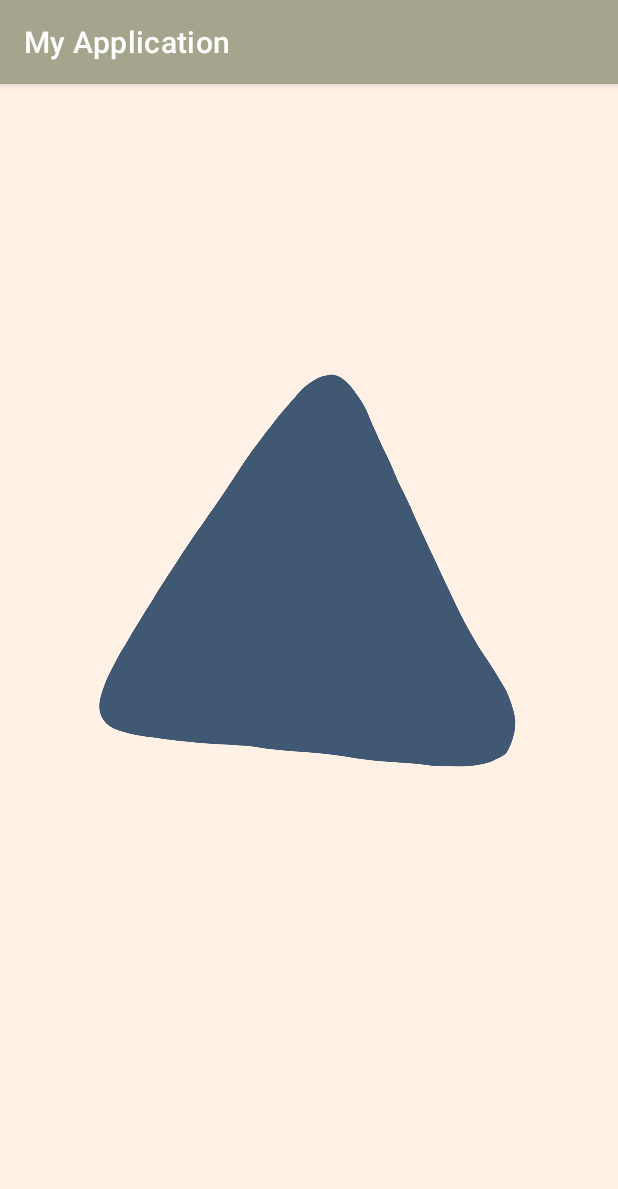
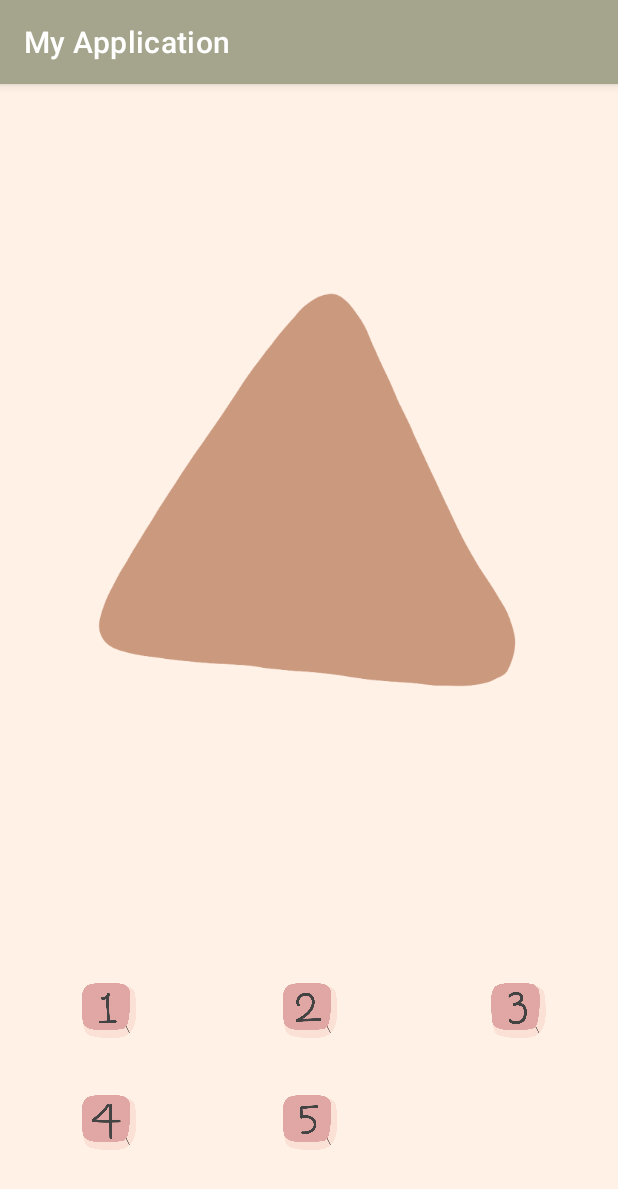
Before and after one commit to MadCampBreakAll/camp-2-frontend, an Android app: the screen it shows after launch (CharacterInit before the commit, CharacterInitActivity after it), after a tap on an icon or button, on a phone screen of 412 x 824 dp. Shown: the top 1189 px of the screen. Run offline under Robolectric (Android 15) with nearby library versions, the phone set to English and light mode, and no system bars.

Commit message:
Add character init page

```diff
--- a/app/src/main/AndroidManifest.xml
+++ b/app/src/main/AndroidManifest.xml
@@ -10,7 +10,7 @@
         android:supportsRtl="true"
         android:theme="@style/Theme.MyApplication">
         <activity
-            android:name=".CharacterInit"
+            android:name=".CharacterInitActivity"
             android:exported="false" />
         <activity
             android:name=".MainActivity"
--- a/app/src/main/java/com/example/myapplication/CharacterBodySelect.kt
+++ /dev/null
@@ -1,59 +0,0 @@
-package com.example.myapplication
-
-import android.os.Bundle
-import androidx.fragment.app.Fragment
-import android.view.LayoutInflater
-import android.view.View
-import android.view.ViewGroup
-
-// TODO: Rename parameter arguments, choose names that match
-// the fragment initialization parameters, e.g. ARG_ITEM_NUMBER
-private const val ARG_PARAM1 = "param1"
-private const val ARG_PARAM2 = "param2"
-
-/**
- * A simple [Fragment] subclass.
- * Use the [CharacterBodySelect.newInstance] factory method to
- * create an instance of this fragment.
- */
-class CharacterBodySelect : Fragment() {
-    // TODO: Rename and change types of parameters
-    private var param1: String? = null
-    private var param2: String? = null
-
-    override fun onCreate(savedInstanceState: Bundle?) {
-        super.onCreate(savedInstanceState)
-        arguments?.let {
-            param1 = it.getString(ARG_PARAM1)
-            param2 = it.getString(ARG_PARAM2)
-        }
-    }
-
-    override fun onCreateView(
-        inflater: LayoutInflater, container: ViewGroup?,
-        savedInstanceState: Bundle?
-    ): View? {
-        // Inflate the layout for this fragment
-        return inflater.inflate(R.layout.fragment_character_body_select, container, false)
-    }
-
-    companion object {
-        /**
-         * Use this factory method to create a new instance of
-         * this fragment using the provided parameters.
-         *
-         * @param param1 Parameter 1.
-         * @param param2 Parameter 2.
-         * @return A new instance of fragment CharacterBodySelect.
-         */
-        // TODO: Rename and change types and number of parameters
-        @JvmStatic
-        fun newInstance(param1: String, param2: String) =
-            CharacterBodySelect().apply {
-                arguments = Bundle().apply {
-                    putString(ARG_PARAM1, param1)
-                    putString(ARG_PARAM2, param2)
-                }
-            }
-    }
-}
--- /dev/null
+++ b/app/src/main/java/com/example/myapplication/CharacterBodySelectFragment.kt
@@ -0,0 +1,28 @@
+package com.example.myapplication
+
+import android.os.Bundle
+import androidx.fragment.app.Fragment
+import android.view.LayoutInflater
+import android.view.View
+import android.view.ViewGroup
+import com.example.myapplication.databinding.FragmentCharacterBodySelectBinding
+
+class CharacterBodySelectFragment : Fragment() {
+    private var _binding:FragmentCharacterBodySelectBinding? = null
+    private val binding get() = _binding!!
+
+    override fun onCreate(savedInstanceState: Bundle?) {
+        super.onCreate(savedInstanceState)
+    }
+
+    override fun onCreateView(
+        inflater: LayoutInflater, container: ViewGroup?,
+        savedInstanceState: Bundle?
+    ): View? {
+        // Inflate the layout for this fragment
+        _binding = FragmentCharacterBodySelectBinding.inflate(inflater, container, false)
+        return binding.root
+    }
+
+
+}
--- a/app/src/main/java/com/example/myapplication/CharacterInit.kt
+++ /dev/null
@@ -1,33 +0,0 @@
-package com.example.myapplication
-
-
-import com.example.myapplication.databinding.ActivityMainBinding
-import android.annotation.SuppressLint
-import android.app.DatePickerDialog
-import android.content.Intent
-import android.content.res.ColorStateList
-import android.os.Bundle
-import android.view.animation.AnimationUtils
-import android.widget.DatePicker
-import android.widget.ImageButton
-import android.widget.ImageView
-import androidx.appcompat.app.AppCompatActivity
-import android.widget.Toast
-import androidx.core.content.ContextCompat
-import androidx.fragment.app.Fragment
-import com.example.myapplication.databinding.ActivityCharacterInitBinding
-import com.google.android.material.floatingactionbutton.FloatingActionButton
-import java.util.*
-
-
-class CharacterInit : AppCompatActivity() {
-    private var _binding: ActivityCharacterInitBinding? = null
-    private val binding get() = _binding!!
-
-    override fun onCreate(savedInstanceState: Bundle?) {
-        super.onCreate(savedInstanceState)
-        _binding = ActivityCharacterInitBinding.inflate(layoutInflater)
-        setContentView(binding.root)
-        binding.body.setColorFilter(R.color.dark_brown)
-    }
-}
--- /dev/null
+++ b/app/src/main/java/com/example/myapplication/CharacterInitActivity.kt
@@ -0,0 +1,26 @@
+package com.example.myapplication
+
+
+import android.os.Bundle
+import androidx.appcompat.app.AppCompatActivity
+import com.example.myapplication.databinding.ActivityCharacterInitBinding
+import java.util.*
+
+
+class CharacterInitActivity : AppCompatActivity() {
+    private var _binding: ActivityCharacterInitBinding? = null
+    private val binding get() = _binding!!
+    private val bodyselectfragment by lazy {CharacterBodySelectFragment()}
+
+    override fun onCreate(savedInstanceState: Bundle?) {
+        super.onCreate(savedInstanceState)
+        _binding = ActivityCharacterInitBinding.inflate(layoutInflater)
+        setContentView(binding.root)
+        binding.userCharacterInit.body.setColorFilter(resources.getColor(R.color.dark_brown))
+//        binding.userCharacterInit.body.setImageResource(R.drawable.five_btn_nonclick)
+        supportFragmentManager.beginTransaction()
+            .replace(R.id.selecting_fragment, bodyselectfragment)
+            .commit()
+
+    }
+}
--- a/app/src/main/java/com/example/myapplication/MainActivity.kt
+++ b/app/src/main/java/com/example/myapplication/MainActivity.kt
@@ -3,8 +3,6 @@ package com.example.myapplication
 import android.content.Intent
 import androidx.appcompat.app.AppCompatActivity
 import android.os.Bundle
-import android.view.View
-import com.example.myapplication.databinding.ActivityCharacterInitBinding
 import com.example.myapplication.databinding.ActivityMainBinding
 
 class MainActivity : AppCompatActivity() {
@@ -16,7 +14,7 @@ class MainActivity : AppCompatActivity() {
         setContentView(binding.root)
 
         binding.diaryAddBtn.setOnClickListener {
-            val intent = Intent(this, CharacterInit::class.java)
+            val intent = Intent(this, CharacterInitActivity::class.java)
             startActivity(intent)
         }
     }
--- a/app/src/main/res/layout/activity_character_init.xml
+++ b/app/src/main/res/layout/activity_character_init.xml
@@ -5,19 +5,25 @@
     android:layout_width="match_parent"
     android:layout_height="match_parent"
     android:background="@color/oatmeal"
-    tools:context=".CharacterInit">
+    tools:context=".CharacterInitActivity">
 
-    <ImageView
-        android:id="@+id/body"
+    <FrameLayout
+        android:id="@+id/user_character_frame"
         android:layout_width="match_parent"
         android:layout_height="0dp"
-        app:layout_constraintHeight_percent="0.6"
-        app:layout_constraintTop_toTopOf="parent"
+        app:layout_constraintHeight_percent="0.7">
+        <include
+            android:id="@+id/user_character_init"
+            layout="@layout/user_character"/>
+    </FrameLayout>
+    <androidx.constraintlayout.widget.ConstraintLayout
+        android:id="@+id/selecting_fragment"
+        android:layout_width="0dp"
+        android:layout_height="0dp"
+        app:layout_constraintTop_toBottomOf="@id/user_character_frame"
         app:layout_constraintBottom_toBottomOf="parent"
         app:layout_constraintLeft_toLeftOf="parent"
-        app:layout_constraintRight_toRightOf="parent"
-        app:layout_constraintVertical_bias="0.3"
-        android:src="@drawable/background_triangle" />
+        app:layout_constraintRight_toRightOf="parent"/>
 
 
 </androidx.constraintlayout.widget.ConstraintLayout>
--- a/app/src/main/res/layout/activity_main.xml
+++ b/app/src/main/res/layout/activity_main.xml
@@ -4,13 +4,14 @@
     xmlns:tools="http://schemas.android.com/tools"
     android:layout_width="match_parent"
     android:layout_height="match_parent"
-    tools:context=".Home">
+    tools:context=".MainActivity">
     <androidx.constraintlayout.widget.ConstraintLayout
         android:layout_width="match_parent"
         android:layout_height="match_parent"
         android:background="@color/oatmeal">
 
         <androidx.recyclerview.widget.RecyclerView
+            android:id="@+id/diaryList"
             android:layout_width="match_parent"
             android:layout_height="0dp"
             app:layout_constraintTop_toTopOf="parent"
@@ -33,6 +34,7 @@
             app:layout_constraintRight_toRightOf="parent"
             app:layout_constraintVertical_bias="0.95"
             android:src="@drawable/add"/>
+
     </androidx.constraintlayout.widget.ConstraintLayout>
 
 </androidx.constraintlayout.widget.ConstraintLayout>
--- a/app/src/main/res/layout/fragment_character_body_select.xml
+++ b/app/src/main/res/layout/fragment_character_body_select.xml
@@ -1,14 +1,103 @@
 <?xml version="1.0" encoding="utf-8"?>
 <FrameLayout xmlns:android="http://schemas.android.com/apk/res/android"
+    xmlns:app="http://schemas.android.com/apk/res-auto"
     xmlns:tools="http://schemas.android.com/tools"
     android:layout_width="match_parent"
     android:layout_height="match_parent"
-    tools:context=".CharacterBodySelect">
+    tools:context=".CharacterBodySelectFragment"
+    android:background="@color/transparent">
 
-    <!-- TODO: Update blank fragment layout -->
-    <TextView
+    <androidx.constraintlayout.widget.ConstraintLayout
         android:layout_width="match_parent"
         android:layout_height="match_parent"
-        android:text="@string/hello_blank_fragment" />
+        android:layout_gravity="center">
+        <androidx.constraintlayout.widget.ConstraintLayout
+            android:layout_width="match_parent"
+            android:layout_height="0dp"
+            app:layout_constraintTop_toTopOf="parent"
+            app:layout_constraintBottom_toBottomOf="parent"
+            app:layout_constraintHeight_percent="0.5">
+            <ImageButton
+                android:id="@+id/body_color_one_btn"
+                android:layout_width="0dp"
+                android:layout_height="0dp"
+                app:layout_constraintWidth_percent="0.35"
+                app:layout_constraintHeight_percent="0.35"
+                app:layout_constraintTop_toTopOf="parent"
+                app:layout_constraintBottom_toBottomOf="parent"
+                app:layout_constraintLeft_toLeftOf="parent"
+                app:layout_constraintRight_toLeftOf="@id/body_color_two_btn"
+                app:layout_constraintHorizontal_bias="0"
+                app:layout_constraintVertical_bias="0"
+                android:src="@drawable/one_btn_nonclick"
+                android:background="@color/transparent"
+                android:scaleType="fitCenter"/>
+
+            <ImageButton
+                android:id="@+id/body_color_two_btn"
+                android:layout_width="0dp"
+                android:layout_height="0dp"
+                app:layout_constraintWidth_percent="0.35"
+                app:layout_constraintHeight_percent="0.35"
+                app:layout_constraintTop_toTopOf="parent"
+                app:layout_constraintBottom_toBottomOf="parent"
+                app:layout_constraintLeft_toLeftOf="parent"
+                app:layout_constraintRight_toRightOf="parent"
+                app:layout_constraintVertical_bias="0"
+                android:src="@drawable/two_btn_nonclick"
+                android:background="@color/transparent"
+                android:scaleType="fitCenter"/>
+
+            <ImageButton
+                android:id="@+id/body_color_three_btn"
+                android:layout_width="0dp"
+                android:layout_height="0dp"
+                app:layout_constraintWidth_percent="0.35"
+                app:layout_constraintHeight_percent="0.35"
+                app:layout_constraintTop_toTopOf="parent"
+                app:layout_constraintBottom_toBottomOf="parent"
+                app:layout_constraintRight_toRightOf="parent"
+                app:layout_constraintLeft_toRightOf="@id/body_color_two_btn"
+                app:layout_constraintVertical_bias="0"
+                android:src="@drawable/three_btn_nonclick"
+                android:background="@color/transparent"
+                android:scaleType="fitCenter"/>
+
+            <ImageButton
+                android:id="@+id/body_color_four_btn"
+                android:layout_width="0dp"
+                android:layout_height="0dp"
+                app:layout_constraintWidth_percent="0.35"
+                app:layout_constraintHeight_percent="0.35"
+                app:layout_constraintTop_toBottomOf="@id/body_color_one_btn"
+                app:layout_constraintBottom_toBottomOf="parent"
+                app:layout_constraintLeft_toLeftOf="parent"
+                app:layout_constraintRight_toLeftOf="@id/body_color_five_btn"
+                app:layout_constraintHorizontal_bias="0"
+                app:layout_constraintVertical_bias="1"
+                android:src="@drawable/four_btn_nonclick"
+                android:background="@color/transparent"
+                android:scaleType="fitCenter"/>
+
+            <ImageButton
+                android:id="@+id/body_color_five_btn"
+                android:layout_width="0dp"
+                android:layout_height="0dp"
+                app:layout_constraintWidth_percent="0.35"
+                app:layout_constraintHeight_percent="0.35"
+                app:layout_constraintTop_toBottomOf="@id/body_color_two_btn"
+                app:layout_constraintBottom_toBottomOf="parent"
+                app:layout_constraintRight_toRightOf="parent"
+                app:layout_constraintLeft_toLeftOf="parent"
+                app:layout_constraintVertical_bias="1"
+                android:src="@drawable/five_btn_nonclick"
+                android:background="@color/transparent"
+                android:scaleType="fitCenter"/>
+
+        </androidx.constraintlayout.widget.ConstraintLayout>
+
+    </androidx.constraintlayout.widget.ConstraintLayout>
+
+
 
 </FrameLayout>
--- /dev/null
+++ b/app/src/main/res/layout/user_character.xml
@@ -0,0 +1,19 @@
+<?xml version="1.0" encoding="utf-8"?>
+<androidx.constraintlayout.widget.ConstraintLayout xmlns:android="http://schemas.android.com/apk/res/android"
+    xmlns:app="http://schemas.android.com/apk/res-auto"
+    android:layout_width="match_parent"
+    android:layout_height="match_parent">
+    <ImageView
+        android:id="@+id/body"
+        android:layout_width="match_parent"
+        android:layout_height="0dp"
+        app:layout_constraintDimensionRatio="1"
+        app:layout_constraintHeight_percent="0.6"
+        app:layout_constraintTop_toTopOf="parent"
+        app:layout_constraintBottom_toBottomOf="parent"
+        app:layout_constraintLeft_toLeftOf="parent"
+        app:layout_constraintRight_toRightOf="parent"
+        app:layout_constraintVertical_bias="0.5"
+        android:src="@drawable/background_triangle"/>
+
+</androidx.constraintlayout.widget.ConstraintLayout>
```
Also changed, not shown: app/src/main/res/drawable-xxxhdpi/background_triangle.png (renamed from app/src/main/res/drawable-v24/background_triangle.png), app/src/main/res/drawable-xxxhdpi/five_btn_nonclick.png (added), app/src/main/res/drawable-xxxhdpi/four_btn_nonclick.png (added), app/src/main/res/drawable-xxxhdpi/one_btn_nonclick.png (added), app/src/main/res/drawable-xxxhdpi/three_btn_nonclick.png (added), app/src/main/res/drawable-xxxhdpi/two_btn_nonclick.png (added).
